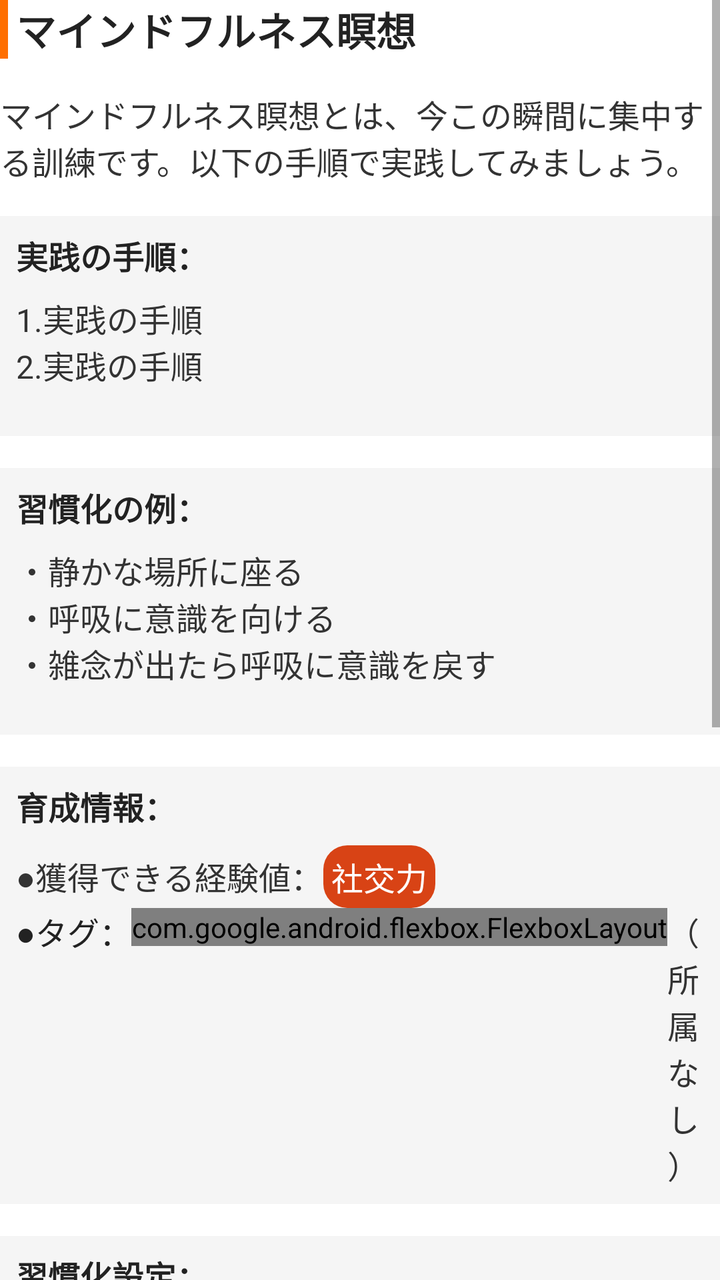
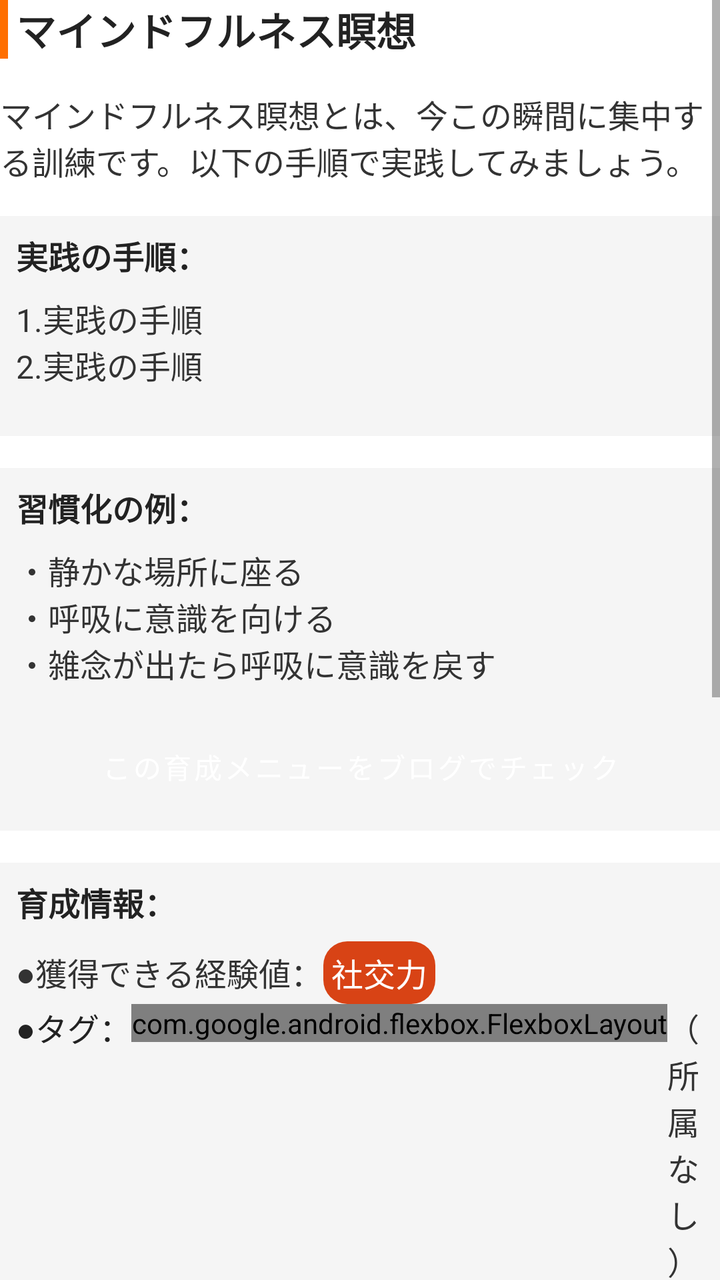

The first picture is an Android layout as it rendered before a commit; the second is the same layout after the commit. The layout source and the unified diff follow.
<!-- AndroidManifest.xml: application theme Theme.BFI2JApplication -->
<!-- res/layout/activity_training_detail_actiivty.xml -->
<?xml version="1.0" encoding="utf-8"?>
<ScrollView xmlns:android="http://schemas.android.com/apk/res/android"
    xmlns:app="http://schemas.android.com/apk/res-auto"
    android:id="@+id/rootLayout"
    android:layout_width="match_parent"
    android:layout_height="match_parent"
    android:layout_margin="16dp">


<LinearLayout
    android:orientation="vertical"
    android:layout_width="match_parent"
    android:layout_height="wrap_content"
    android:clickable="true"
    android:focusableInTouchMode="true">



    <TextView
        android:id="@+id/tvMenuTitle"
        android:layout_width="match_parent"
        android:layout_height="wrap_content"
        style="@style/SectionTitle"
        android:text="マインドフルネス瞑想"
        />


    <TextView
        android:id="@+id/tvMenuDes"
        android:layout_width="match_parent"
        android:layout_height="wrap_content"
        android:text="マインドフルネス瞑想とは、今この瞬間に集中する訓練です。以下の手順で実践してみましょう。"
        android:layout_marginBottom="16dp"
        style="@style/Body"/>

    
    <LinearLayout
        android:id="@+id/rootMenuGuide"
        android:layout_width="match_parent"
        android:layout_height="wrap_content"
        android:orientation="vertical"
        android:padding="8dp"
        android:background="#F5F5F5"
        android:layout_marginBottom="16dp"
        android:visibility="visible"
        >





        <TextView
            android:layout_width="wrap_content"
            android:layout_height="wrap_content"
            style="@style/SubTitle"
            android:text="実践の手順："/>



        <TextView
            android:id="@+id/tvMenuGuide"
            android:layout_width="match_parent"
            android:layout_height="wrap_content"
            android:text="1.実践の手順\n2.実践の手順"
            style="@style/Body"
            android:layout_marginBottom="16dp"
            />


    </LinearLayout>


    <LinearLayout
        android:layout_width="match_parent"
        android:layout_height="wrap_content"
        android:orientation="vertical"
        android:padding="8dp"
        android:background="#F5F5F5"
        android:layout_marginBottom="16dp"
        >

        <TextView
            android:layout_width="match_parent"
            android:layout_height="wrap_content"
            android:text="習慣化の例："
            style="@style/SubTitle"/>


        <TextView
            android:id="@+id/tvMenuStep"
            android:layout_width="match_parent"
            android:layout_height="wrap_content"
            android:text="・静かな場所に座る\n・呼吸に意識を向ける\n・雑念が出たら呼吸に意識を戻す"
            style="@style/Body"
            android:layout_marginBottom="16dp"/>









    </LinearLayout>





    <LinearLayout
        android:layout_width="match_parent"
        android:layout_height="wrap_content"
        android:orientation="vertical"
        android:padding="8dp"
        android:background="#F5F5F5"
        android:layout_marginBottom="16dp"
        >
        <TextView
            android:layout_width="match_parent"
            android:layout_height="wrap_content"
            android:text="育成情報："
            style="@style/SubTitle"/>


























        <LinearLayout
            android:layout_width="match_parent"
            android:layout_height="match_parent"
            android:orientation="horizontal"
            android:gravity="center_vertical"

            >

            <TextView
                android:layout_width="wrap_content"
                android:layout_height="wrap_content"
                android:text="●獲得できる経験値："
                style="@style/BodyNoMargin"
                />








            <TextView
                android:id="@+id/tvSkillParameter"
                android:layout_width="wrap_content"
                android:layout_height="wrap_content"
                android:text="社交力"
                style="@style/BodyNoMargin"
                android:textColor="@color/white"
                android:background="@drawable/bg_ic_social"
                android:padding="4dp"
                />
        </LinearLayout>

        <LinearLayout
            android:layout_width="match_parent"
            android:layout_height="wrap_content">

            <TextView
                android:layout_width="wrap_content"
                android:layout_height="wrap_content"
                style="@style/BodyTitleNoMargin"
                android:text="●タグ："/>

            <com.google.android.flexbox.FlexboxLayout
                android:id="@+id/layoutTags"
                android:layout_width="wrap_content"
                android:layout_height="wrap_content"
                app:flexWrap="wrap"/>

            <TextView
                android:id="@+id/tvNoTag"
                android:layout_width="wrap_content"
                android:layout_height="wrap_content"
                android:text="（所属なし）"
                style="@style/BodyNoMargin"
                />
        </LinearLayout>
    </LinearLayout>
















        <LinearLayout
            android:id="@+id/layoutHabitSetting"
            android:layout_width="match_parent"
            android:layout_height="wrap_content"
            android:orientation="vertical"
            android:padding="8dp"
            android:background="#F5F5F5">


            <TextView
                android:layout_width="match_parent"
                android:layout_height="wrap_content"
                android:text="習慣化設定："
                style="@style/SubTitle"
                />



            <LinearLayout
                android:layout_width="match_parent"
                android:layout_height="wrap_content"
                android:orientation="horizontal">
                <TextView
                    android:layout_width="wrap_content"
                    android:layout_height="wrap_content"
                    android:text="実践するキッカケを設定："
                    style="@style/Body"/>
                <ImageView
                    android:id="@+id/ivTriggerInfo"
                    android:layout_width="20dp"
                    android:layout_height="20dp"
                    android:src="@drawable/ic_info"/>

            </LinearLayout>


            <EditText
                android:id="@+id/etTrigger"
                android:layout_width="match_parent"
                android:layout_height="wrap_content"
                android:hint="例：寝る前に、電車に乗ったら"
                android:background="@android:drawable/edit_text"
                android:inputType="textCapSentences"
                android:layout_marginBottom="8dp"
                />


            <LinearLayout
                android:layout_width="match_parent"
                android:layout_height="wrap_content"
                android:orientation="horizontal">
                <TextView
                    android:layout_width="wrap_content"
                    android:layout_height="wrap_content"
                    android:text="自分が実践する内容："
                    style="@style/Body"/>

                <ImageView
                    android:id="@+id/ivPracticeInfo"
                    android:layout_width="20dp"
                    android:layout_height="20dp"
                    android:src="@drawable/ic_info"/>
            </LinearLayout>
            <EditText
                android:id="@+id/etPractice"
                android:layout_width="match_parent"
                android:layout_height="wrap_content"
                android:hint="何をするか"
                android:background="@android:drawable/edit_text"
                android:inputType="textCapSentences"
                android:layout_marginBottom="8dp"
                />


            <TextView
                android:id="@+id/tvStreak"
                android:layout_width="match_parent"
                android:layout_height="wrap_content"
                android:text="連続達成日数：0日"
                style="@style/Body"
                android:layout_marginBottom="8dp"

                />



            <LinearLayout
                android:layout_width="match_parent"
                android:layout_height="wrap_content"
                android:orientation="horizontal">
                <TextView
                    android:layout_width="wrap_content"
                    android:layout_height="wrap_content"
                    android:text="所属ルーティン："
                    style="@style/Body"
                    />
                <TextView
                    android:id="@+id/tvParentRoutine"
                    android:layout_width="match_parent"
                    android:layout_height="wrap_content"
                    android:text="なし"
                    style="@style/Body"
                    />
            </LinearLayout>


            <Button
                android:id="@+id/btnManageRoutine"
                android:layout_width="match_parent"
                android:layout_height="wrap_content"
                style="@style/Button.positive"
                android:text="ルーティンに追加/解除"/>




        </LinearLayout>





        <Button
            android:id="@+id/btnComplete"
            android:layout_width="match_parent"
            android:layout_height="wrap_content"
            style="@style/Button.positive"
            android:text="@string/btn_complete"
            android:layout_marginTop="32dp"
            />

        <Button
            android:id="@+id/btAddHabit"
            android:layout_width="match_parent"
            android:layout_height="wrap_content"
            style="@style/Button.positive"
            android:text="@string/btn_addHabit_add"/>

        <Button
            android:id="@+id/btBackToMenuList"
            android:layout_width="match_parent"
            style="@style/Button.negative"
            android:text="メニュー一覧へ戻る"
            android:layout_height="wrap_content"/>
    </LinearLayout>
</ScrollView>
<!-- resources referenced by this layout -->
<resources>
  <color name="white">#FFFFFFFF</color>
  <!-- drawable bg_ic_social (drawable) -->
  <?xml version="1.0" encoding="utf-8"?>
  <shape xmlns:android="http://schemas.android.com/apk/res/android">
      <solid android:color="@color/social_color"/>
      <corners android:radius="12dp"/>
  
  
  </shape>
  <!-- drawable ic_info: png bitmap (drawable, 21965 bytes) -->
  <string name="btn_addHabit_add">習慣に追加する</string>
  <string name="btn_complete">達成！</string>
  <style name="Body">
          <item name="android:textSize">16sp</item>
          <item name="android:textColor">@color/text_secondary</item>
  
          <item name="android:layout_marginBottom">8dp</item>
      </style>
  <style name="BodyNoMargin">
          <item name="android:textSize">16sp</item>
          <item name="android:textColor">@color/text_secondary</item>
  
      </style>
  <style name="BodyTitleNoMargin">
          <item name="android:textSize">16sp</item>
          <item name="android:textColor">@color/text_primary</item>
  
      </style>
  <style name="Button.negative" parent="Widget.MaterialComponents.Button">
          <item name="backgroundTint">@color/button_negative</item>
          <item name="android:textColor">@color/white</item>
      </style>
  <style name="Button.positive" parent="Widget.MaterialComponents.Button">
          <item name="backgroundTint">@color/button_selector</item>
          <item name="android:textColor">@color/white</item>
      </style>
  <style name="SectionTitle">
          <item name="android:textSize">20sp</item>
          <item name="android:textStyle">bold</item>
          <item name="android:textColor">@color/text_primary</item>
          <item name="android:layout_marginBottom">16dp</item>
  
          <item name="android:paddingStart">8dp</item>
          <item name="android:background">@drawable/bg_section_title</item>
      </style>
  <style name="SubTitle">
          <item name="android:textSize">16sp</item>
          <item name="android:textStyle">bold</item>
          <item name="android:textColor">@color/text_primary</item>
  
          <item name="android:layout_marginBottom">8dp</item>
      </style>
  <style name="Theme.BFI2JApplication" parent="Theme.MaterialComponents.Light.NoActionBar">
  
  
          <item name="colorPrimary">@color/primary</item>
          <item name="colorOnPrimary">@color/white</item>
          <item name="android:textColor">@color/text_primary</item>
      </style>
  <color name="social_color">#D84315</color>
  <color name="text_secondary">#333333</color>
  <color name="text_primary">#222222</color>
  <color name="button_negative">#EF5350</color>
  <!-- drawable bg_section_title (drawable) -->
  <?xml version="1.0" encoding="utf-8"?>
  <layer-list xmlns:android="http://schemas.android.com/apk/res/android">
  
      
      <item>
          <shape>
              <solid android:color="#FFFFFF"/>
          </shape>
      </item>
  
      
      <item android:width="4dp">
          <shape>
              <solid android:color="@color/primary"/>
          </shape>
      </item>
  
  </layer-list>
  <color name="primary">#FF6F00</color>
</resources>

<!-- the commit's change to res/layout/activity_training_detail_actiivty.xml (unified diff, before → after) -->
@@ -94,14 +94,14 @@
             style="@style/Body"
             android:layout_marginBottom="16dp"/>
 
-
-
-
-
-
-
-
-
+        <Button
+            android:id="@+id/btBlogLink"
+            android:layout_width="match_parent"
+            android:layout_height="wrap_content"
+            style="@style/Button.positive"
+            android:text="この育成メニューをブログでチェック"
+            android:autoLink="web"
+            />
     </LinearLayout>
 
 
